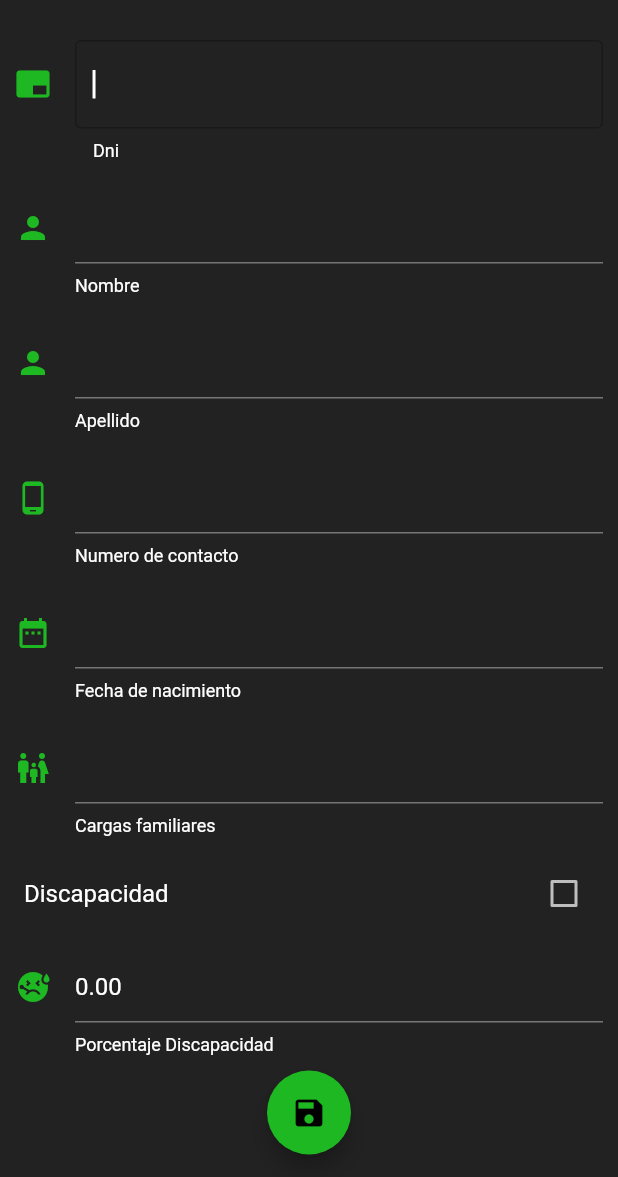
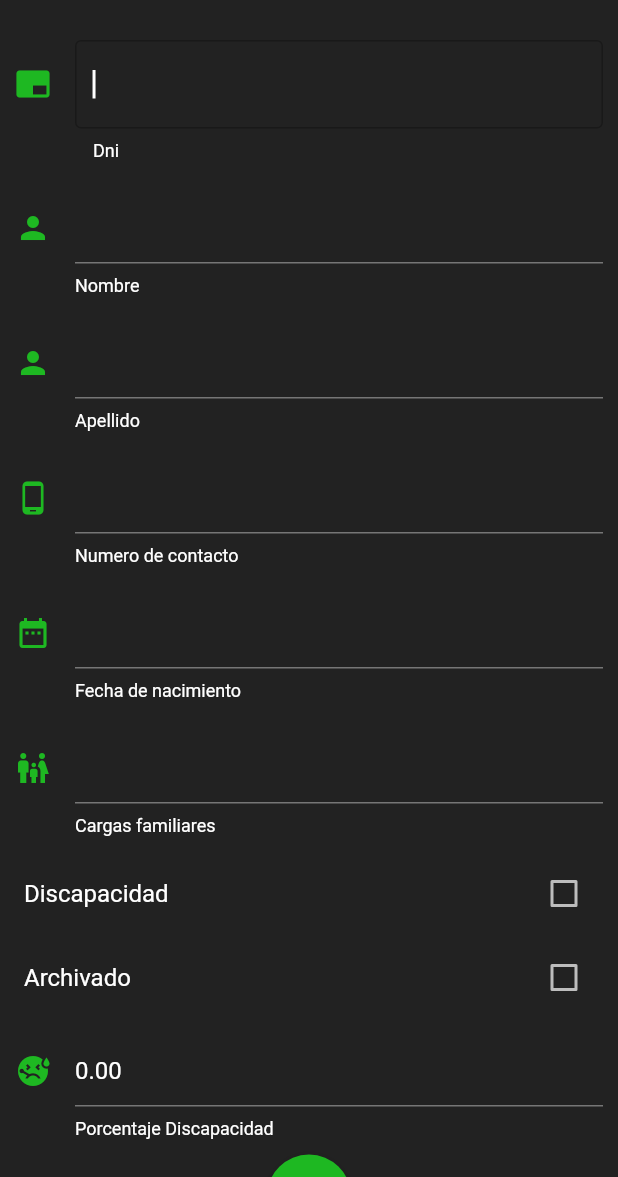
Before and after one commit to JhairV2002/grupo_1_a, a Flutter app: the FormScreen screen opened by its route, on a phone screen of 412 x 824 dp, the part 59-1236 px from its top. Run offline on Flutter 3.47's test engine with Material 2 defaults, Android fonts, the phone set to English and light mode, and no system bars; our stand-ins replace flutter_svg, getwidget.

Commit message:
agrega borrado logico de registro

```diff
--- a/lib/models/person.dart
+++ b/lib/models/person.dart
@@ -19,6 +19,7 @@ class Person {
   int? familyBurdens;
   bool? disability;
   double? disabilityPercent;
+  bool? archived;
 
   Person.fromJson(Map<String, dynamic> json) {
     id = json["id"];
@@ -30,6 +31,7 @@ class Person {
     familyBurdens = json["familyBurdens"];
     disability = json["disability"];
     disabilityPercent = json["disabilityPercent"];
+    archived = json["archived"];
   }
 
   Map<String, dynamic> toMap() => {
@@ -42,5 +44,6 @@ class Person {
         "familyBurdens": familyBurdens,
         "disability": disability,
         "disabilityPercent": disabilityPercent,
+        "archived": archived
       };
 }
--- a/lib/providers/person_provider.dart
+++ b/lib/providers/person_provider.dart
@@ -18,6 +18,10 @@ class PersonProvider with ChangeNotifier {
       persons.removeWhere((element) => currentPerson.id == element.id);
       persons.add(currentPerson);
       persons.sort(((a, b) => a.id!.compareTo(b.id!)));
+    });
+    persons.removeWhere((element) => element.archived == true);
+    persons.forEach((element) {
+      print(element.toMap());
     });
 
     return persons;
--- a/lib/screens/form.dart
+++ b/lib/screens/form.dart
@@ -40,11 +40,106 @@ class _FormScreenState extends State<FormScreen> {
     "familyBurdens": "",
     "disability": false,
     "disabilityPercent": "0.00",
+    "archived": false
   };
 
   @override
   Widget build(BuildContext context) {
     final personProvider = Provider.of<PersonProvider>(context);
+    deletePerson() {
+      widget.person!.archived = true;
+      personProvider.updatePerson(widget.person!.toMap());
+      Navigator.pushNamed(context, '/');
+      final snackBar = SnackBar(
+          content: const Text('Persona eliminada'),
+          action: SnackBarAction(
+            label: 'ok',
+            onPressed: () {},
+          ));
+      ScaffoldMessenger.of(context).showSnackBar(snackBar);
+    }
+
+    final AlertDialog dialog = AlertDialog(
+      title: const Text('¿Desea eliminar este registro?'),
+      content:
+          const Text('El registro se eliminará de la lista mas no de la base.'),
+      actions: [
+        FloatingActionButton(
+          onPressed: () => Navigator.pop(context),
+          child: const Icon(Icons.close),
+        ),
+        FloatingActionButton(
+          onPressed: () => deletePerson(),
+          child: const Icon(Icons.check),
+        ),
+      ],
+    );
+    showDeleteButton() {
+      final snackBar = SnackBar(
+        content: const Text('Persona Registrada!'),
+        action: SnackBarAction(
+          label: 'ok',
+          onPressed: () {
+            // Some code to undo the change.
+          },
+        ),
+      );
+      if (widget.person != null) {
+        return Row(
+          mainAxisAlignment: MainAxisAlignment.spaceEvenly,
+          children: [
+            FloatingActionButton(
+              onPressed: () {
+                showDialog(context: context, builder: (context) => dialog);
+              },
+              backgroundColor: const Color.fromARGB(255, 248, 114, 114),
+              child: const Icon(
+                Icons.delete,
+                color: Color.fromARGB(255, 71, 0, 0),
+              ),
+            ),
+            FloatingActionButton(
+              onPressed: () {
+                print(widget.person!.toMap());
+                Navigator.pushNamed(context, '/');
+                personProvider.updatePerson(widget.person!.toMap());
+                ScaffoldMessenger.of(context).showSnackBar(snackBar);
+              },
+              backgroundColor: const Color.fromARGB(255, 30, 184, 34),
+              child: const Icon(
+                Icons.save,
+                color: Colors.black,
+              ),
+            ),
+          ],
+        );
+      } else {
+        return FloatingActionButton(
+          onPressed: () {
+            personProvider.createPerson(formValues);
+            Navigator.pushNamed(context, '/');
+            print(formValues);
+            final snackBar = SnackBar(
+              content: const Text('Persona Registrada!'),
+              action: SnackBarAction(
+                label: 'ok',
+                onPressed: () {
+                  // Some code to undo the change.
+                },
+              ),
+            );
+
+            ScaffoldMessenger.of(context).showSnackBar(snackBar);
+          },
+          backgroundColor: const Color.fromARGB(255, 30, 184, 34),
+          child: const Icon(
+            Icons.save,
+            color: Colors.black,
+          ),
+        );
+      }
+    }
+
     return Scaffold(
       resizeToAvoidBottomInset: false,
       appBar: AppBar(
@@ -184,8 +279,8 @@ class _FormScreenState extends State<FormScreen> {
                 },
               ),
               CheckboxListTile(
-                checkColor: Color.fromARGB(255, 0, 0, 0),
-                activeColor: Color.fromARGB(255, 40, 224, 46),
+                checkColor: const Color.fromARGB(255, 0, 0, 0),
+                activeColor: const Color.fromARGB(255, 40, 224, 46),
                 title: const Text('Discapacidad'),
                 value: widget.person?.disability ?? formValues['disability'],
                 onChanged: (value) {
@@ -199,6 +294,27 @@ class _FormScreenState extends State<FormScreen> {
                     setState(
                       () {
                         formValues['disability'] = value ?? false;
+                      },
+                    );
+                  }
+                },
+              ),
+              CheckboxListTile(
+                checkColor: const Color.fromARGB(255, 0, 0, 0),
+                activeColor: const Color.fromARGB(255, 40, 224, 46),
+                title: const Text('Archivado'),
+                value: widget.person?.archived ?? formValues['archived'],
+                onChanged: (value) {
+                  if (widget.person?.archived != null) {
+                    setState(
+                      () {
+                        widget.person?.archived = value;
+                      },
+                    );
+                  } else {
+                    setState(
+                      () {
+                        formValues['archived'] = value ?? false;
                       },
                     );
                   }
@@ -223,45 +339,7 @@ class _FormScreenState extends State<FormScreen> {
                   }
                 },
               ),
-              FloatingActionButton(
-                onPressed: () {
-                  if (widget.person != null) {
-                    print(widget.person!.toMap());
-                    Navigator.pushNamed(context, '/');
-                    personProvider.updatePerson(widget.person!.toMap());
-                    final snackBar = SnackBar(
-                      content: const Text('Persona actualizada'),
-                      action: SnackBarAction(
-                        label: 'ok',
-                        onPressed: () {
-                          // Some code to undo the change.
-                        },
-                      ),
-                    );
-                    ScaffoldMessenger.of(context).showSnackBar(snackBar);
-                  } else {
-                    personProvider.createPerson(formValues);
-                    Navigator.pushNamed(context, '/');
-                    print(formValues);
-                    final snackBar = SnackBar(
-                      content: const Text('Persona Registrada!'),
-                      action: SnackBarAction(
-                        label: 'ok',
-                        onPressed: () {
-                          // Some code to undo the change.
-                        },
-                      ),
-                    );
-
-                    ScaffoldMessenger.of(context).showSnackBar(snackBar);
-                  }
-                },
-                backgroundColor: const Color.fromARGB(255, 30, 184, 34),
-                child: const Icon(
-                  Icons.save,
-                  color: Colors.black,
-                ),
-              ),
+              showDeleteButton()!,
             ],
           ),
         ),
--- a/lib/screens/list.dart
+++ b/lib/screens/list.dart
@@ -1,3 +1,5 @@
+import 'dart:async';
+
 import 'package:flutter/material.dart';
 import 'package:grupo_1_a/providers/person_provider.dart';
 import 'package:grupo_1_a/screens/form.dart';
```
